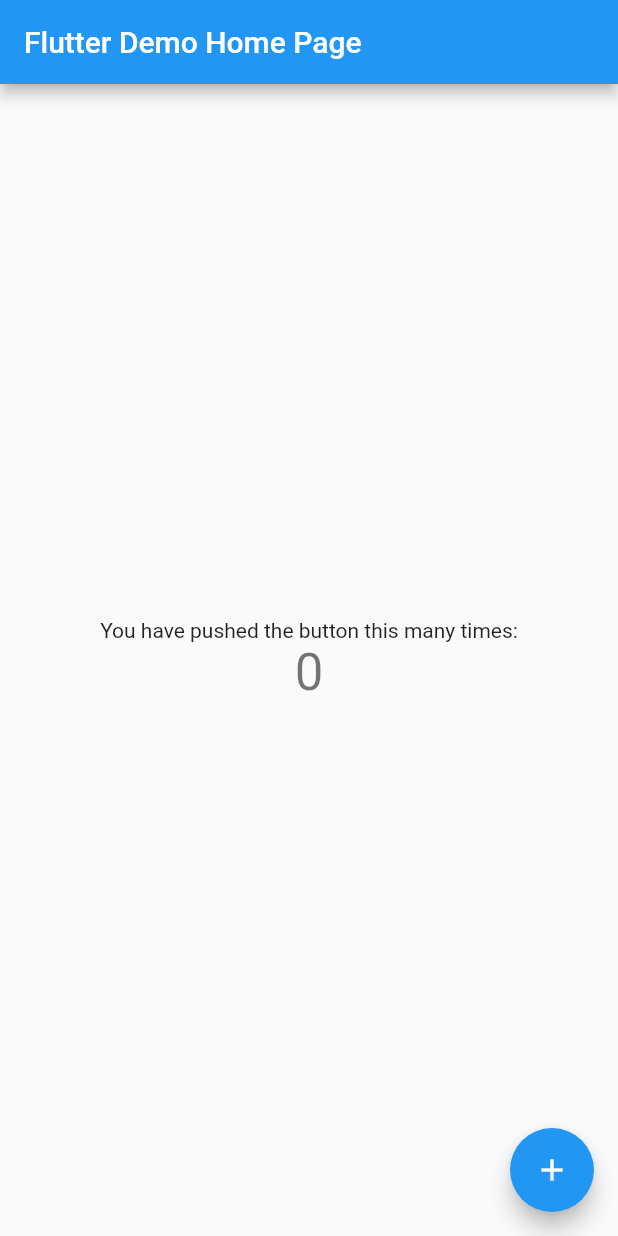
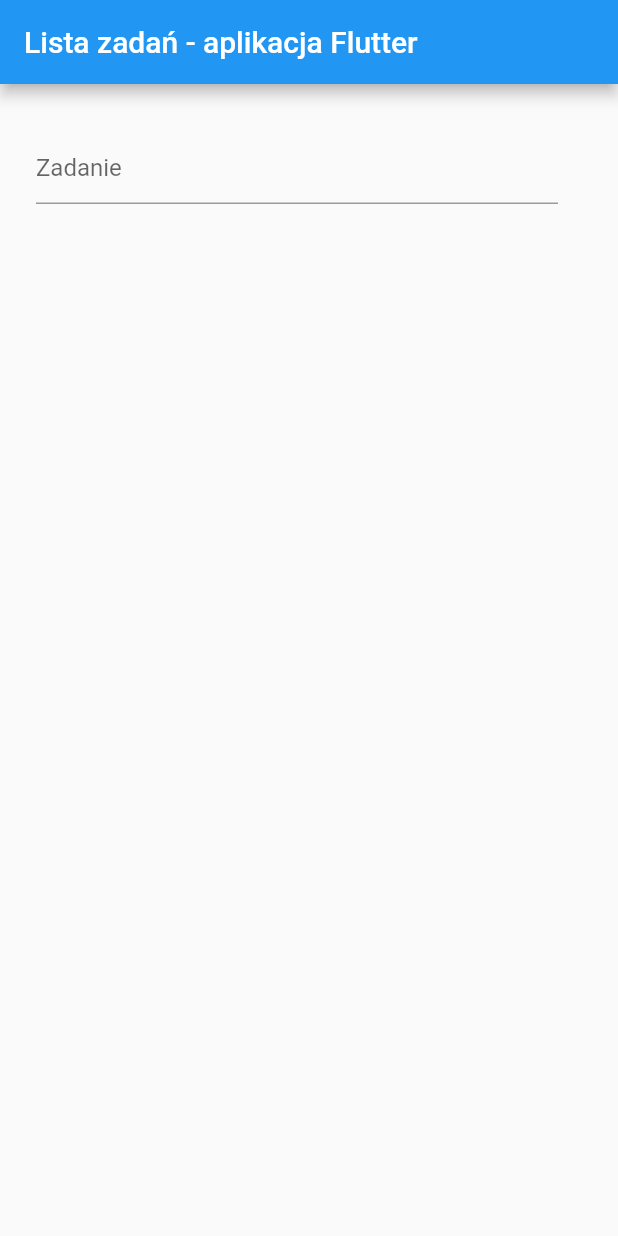
Before and after one commit to lopinni/FlutterTodo, a Flutter app: the screen it shows after launch, on a phone screen of 412 x 824 dp. Run offline on Flutter 3.47's test engine with Material 2 defaults, Android fonts, the phone set to English and light mode, and no system bars; our stand-ins replace cloud_firestore, firebase_core; accounts and stored records are empty; statements that could not run were skipped.

Commit message:
Wszystko dodane

```diff
--- /dev/null
+++ b/lib/home.dart
@@ -0,0 +1,83 @@
+import 'package:cloud_firestore/cloud_firestore.dart';
+import 'package:flutter/material.dart';
+import 'package:fluttertodo/tile.dart';
+
+class MyHomePage extends StatefulWidget {
+
+  const MyHomePage({Key? key, required this.title}) : super(key: key);
+  final String title;
+
+  @override
+  State<MyHomePage> createState() => _MyHomePageState();
+
+}
+
+class _MyHomePageState extends State<MyHomePage> {
+
+  TextEditingController tec = TextEditingController();
+  final ffi = FirebaseFirestore.instance;
+
+  @override
+  void initState(){
+    setState((){});
+    super.initState();
+  }
+
+  Widget taskList(){
+    return StreamBuilder<QuerySnapshot>(
+      stream: ffi.collection("tasks").snapshots(),
+      builder: (context, snapshot){
+        return snapshot.hasData ? ListView.builder(
+          padding: const EdgeInsets.only(top: 16),
+          shrinkWrap: true,
+          itemCount: snapshot.data?.docs.length,
+          itemBuilder: (context, index){
+            return TaskTile(
+              snapshot.data?.docs[index].get("done"),
+              snapshot.data?.docs[index].get("title"),
+              snapshot.data!.docs[index].id
+            );
+          },
+        ) : Container();
+      },
+    );
+  }
+
+  @override
+  Widget build(BuildContext context) {
+    return Scaffold(
+      appBar: AppBar(title: Text(widget.title),),
+      body: SingleChildScrollView(
+        child: Center(
+          child: Container(
+            padding: const EdgeInsets.symmetric(horizontal: 24,vertical: 32),
+            width: 600,
+            child: Column(
+              children: <Widget>[
+                Row(children: [
+                  Expanded(
+                    child: TextField(
+                      controller: tec,
+                      decoration: const InputDecoration(hintText: "Zadanie"),
+                      onChanged: (val){ setState((){}); },
+                    ),
+                  ),
+                  const SizedBox(width: 16,),
+                  tec.text.isNotEmpty ? TextButton(onPressed: (){
+                      ffi.collection("tasks").add({
+                        "done" : false,
+                        "title" : tec.text
+                      });
+                      tec.text = "";
+                    }, child: const Text("DODAJ")) : Container()
+                ]),
+                taskList()
+              ],
+            ),
+          ),
+        ),
+      ),
+    );
+  }
+
+}
--- a/lib/main.dart
+++ b/lib/main.dart
@@ -1,115 +1,27 @@
 import 'package:flutter/material.dart';
+import 'package:firebase_core/firebase_core.dart';
+import 'firebase_options.dart';
 
-void main() {
+import 'home.dart';
+
+Future<void> main() async {
+  WidgetsFlutterBinding.ensureInitialized();
+  await Firebase.initializeApp(
+    options: DefaultFirebaseOptions.currentPlatform,
+  );
   runApp(const MyApp());
 }
 
 class MyApp extends StatelessWidget {
   const MyApp({Key? key}) : super(key: key);
-
-  // This widget is the root of your application.
   @override
   Widget build(BuildContext context) {
     return MaterialApp(
-      title: 'Flutter Demo',
+      title: 'Lista zadań',
       theme: ThemeData(
-        // This is the theme of your application.
-        //
-        // Try running your application with "flutter run". You'll see the
-        // application has a blue toolbar. Then, without quitting the app, try
-        // changing the primarySwatch below to Colors.green and then invoke
-        // "hot reload" (press "r" in the console where you ran "flutter run",
-        // or simply save your changes to "hot reload" in a Flutter IDE).
-        // Notice that the counter didn't reset back to zero; the application
-        // is not restarted.
         primarySwatch: Colors.blue,
       ),
-      home: const MyHomePage(title: 'Flutter Demo Home Page'),
+      home: const MyHomePage(title: 'Lista zadań - aplikacja Flutter'),
     );
   }
 }
-
-class MyHomePage extends StatefulWidget {
-  const MyHomePage({Key? key, required this.title}) : super(key: key);
-
-  // This widget is the home page of your application. It is stateful, meaning
-  // that it has a State object (defined below) that contains fields that affect
-  // how it looks.
-
-  // This class is the configuration for the state. It holds the values (in this
-  // case the title) provided by the parent (in this case the App widget) and
-  // used by the build method of the State. Fields in a Widget subclass are
-  // always marked "final".
-
-  final String title;
-
-  @override
-  State<MyHomePage> createState() => _MyHomePageState();
-}
-
-class _MyHomePageState extends State<MyHomePage> {
-  int _counter = 0;
-
-  void _incrementCounter() {
-    setState(() {
-      // This call to setState tells the Flutter framework that something has
-      // changed in this State, which causes it to rerun the build method below
-      // so that the display can reflect the updated values. If we changed
-      // _counter without calling setState(), then the build method would not be
-      // called again, and so nothing would appear to happen.
-      _counter++;
-    });
-  }
-
-  @override
-  Widget build(BuildContext context) {
-    // This method is rerun every time setState is called, for instance as done
-    // by the _incrementCounter method above.
-    //
-    // The Flutter framework has been optimized to make rerunning build methods
-    // fast, so that you can just rebuild anything that needs updating rather
-    // than having to individually change instances of widgets.
-    return Scaffold(
-      appBar: AppBar(
-        // Here we take the value from the MyHomePage object that was created by
-        // the App.build method, and use it to set our appbar title.
-        title: Text(widget.title),
-      ),
-      body: Center(
-        // Center is a layout widget. It takes a single child and positions it
-        // in the middle of the parent.
-        child: Column(
-          // Column is also a layout widget. It takes a list of children and
-          // arranges them vertically. By default, it sizes itself to fit its
-          // children horizontally, and tries to be as tall as its parent.
-          //
-          // Invoke "debug painting" (press "p" in the console, choose the
-          // "Toggle Debug Paint" action from the Flutter Inspector in Android
-          // Studio, or the "Toggle Debug Paint" command in Visual Studio Code)
-          // to see the wireframe for each widget.
-          //
-          // Column has various properties to control how it sizes itself and
-          // how it positions its children. Here we use mainAxisAlignment to
-          // center the children vertically; the main axis here is the vertical
-          // axis because Columns are vertical (the cross axis would be
-          // horizontal).
-          mainAxisAlignment: MainAxisAlignment.center,
-          children: <Widget>[
-            const Text(
-              'You have pushed the button this many times:',
-            ),
-            Text(
-              '$_counter',
-              style: Theme.of(context).textTheme.headline4,
-            ),
-          ],
-        ),
-      ),
-      floatingActionButton: FloatingActionButton(
-        onPressed: _incrementCounter,
-        tooltip: 'Increment',
-        child: const Icon(Icons.add),
-      ), // This trailing comma makes auto-formatting nicer for build methods.
-    );
-  }
-}
--- a/pubspec.yaml
+++ b/pubspec.yaml
@@ -1,5 +1,5 @@
 name: fluttertodo
-description: Flutter todo webapp
+description: A new Flutter project.
 
 # The following line prevents the package from being accidentally published to
 # pub.dev using `flutter pub publish`. This is preferred for private packages.
@@ -18,7 +18,7 @@
 version: 1.0.0+1
 
 environment:
-  sdk: ">=2.12.0 <3.0.0"
+  sdk: ">=2.15.1 <3.0.0"
 
 # Dependencies specify other packages that your package needs in order to work.
 # To automatically upgrade your package dependencies to the latest versions
@@ -34,6 +34,8 @@
   # The following adds the Cupertino Icons font to your application.
   # Use with the CupertinoIcons class for iOS style icons.
   cupertino_icons: ^1.0.2
+  firebase_core: ^1.10.6
+  cloud_firestore: ^3.1.5
 
 dev_dependencies:
   flutter_test:
```
Also changed, not shown: lib/tile.dart (added, +67 -0 lines), lib/firebase_options.dart (added), pubspec.lock, 3 other files.
